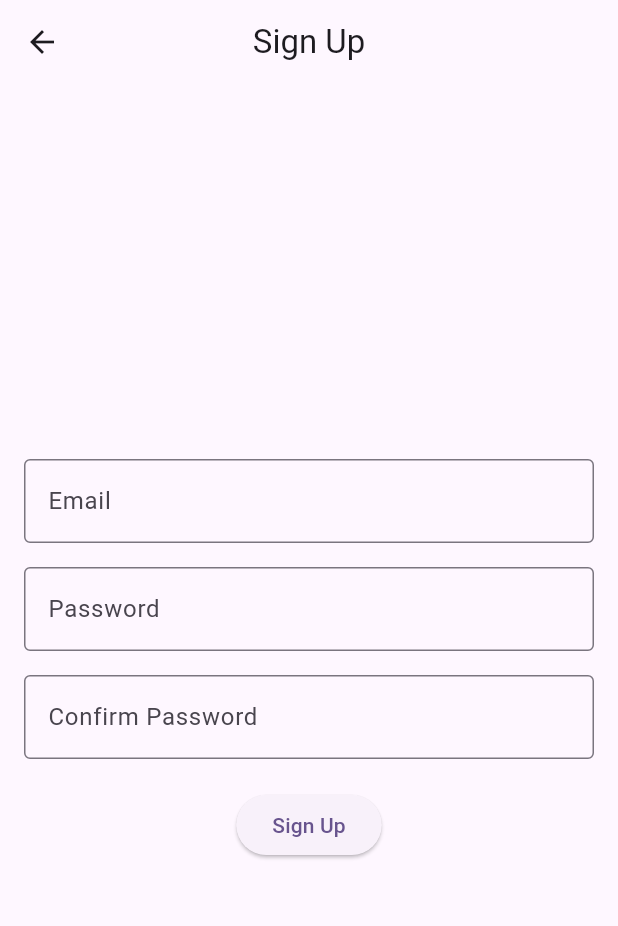
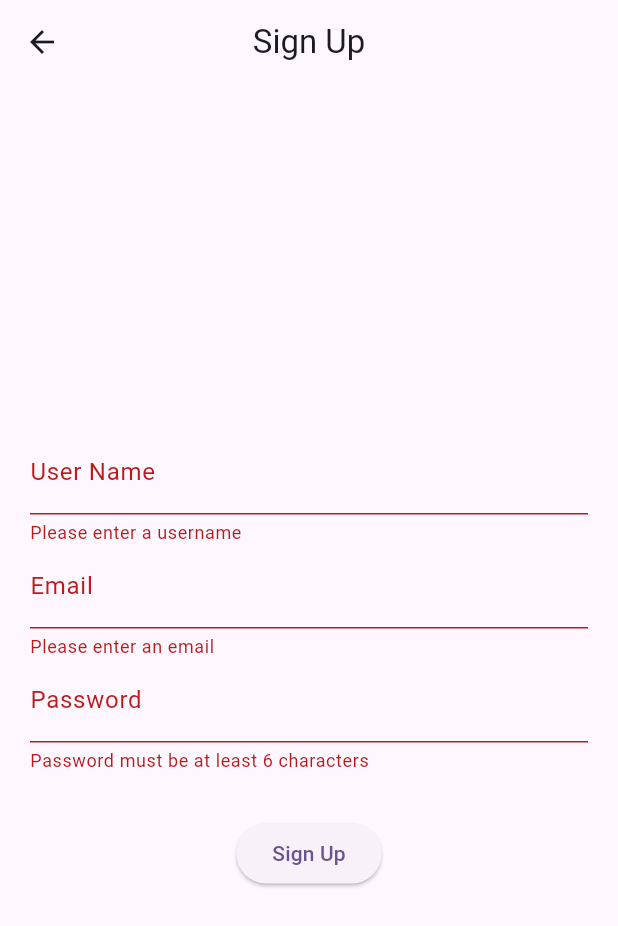
Before and after one commit to an90ass/Wallet-App, a Flutter app: the SignUp screen opened by its route, after a tap on "Sign Up", on a phone screen of 412 x 824 dp. Shown: the top 926 px of the screen. Run offline on Flutter 3.47's test engine with Material 3 defaults, Android fonts, the phone set to English and light mode, and no system bars; our stand-ins replace cloud_firestore, firebase_auth, firebase_core, flutter_riverpod, flutter_svg; accounts and stored records are empty.

Commit message:
Add user creation, sign-in functionality, and fix transaction saving to use displayName, ensuring displayName is set during user creation.

```diff
--- a/wallet/lib/features/auth/views/sign_up.dart
+++ b/wallet/lib/features/auth/views/sign_up.dart
@@ -1,5 +1,9 @@
 import 'package:flutter/material.dart';
+import 'package:flutter_riverpod/flutter_riverpod.dart';
+import 'package:wallet/config/items/app_colors.dart';
 import 'package:wallet/config/routes/route_name.dart';
+import 'package:wallet/features/controller/user_controller.dart';
+import 'package:wallet/features/models/user.dart';
 
 class SignUp extends StatefulWidget {
   @override
@@ -7,9 +11,9 @@ class SignUp extends StatefulWidget {
 }
 
 class _SignUpState extends State<SignUp> {
-  final TextEditingController _emailController = TextEditingController();
-  final TextEditingController _passwordController = TextEditingController();
-  final TextEditingController _confirmPasswordController = TextEditingController();
+  final formKey = GlobalKey<FormState>();
+
+  User user = User(userName: "", password: "", email: "");
 
   @override
   Widget build(BuildContext context) {
@@ -18,46 +22,118 @@ class _SignUpState extends State<SignUp> {
         title: Text('Sign Up'),
         centerTitle: true,
       ),
-      body: Padding(
-        padding: const EdgeInsets.all(16.0),
-        child: Column(
-          mainAxisAlignment: MainAxisAlignment.center,
-          children: [
-            TextField(
-              controller: _emailController,
-              decoration: InputDecoration(
-                labelText: 'Email',
-                border: OutlineInputBorder(),
-              ),
-            ),
-            SizedBox(height: 16.0),
-            TextField(
-              controller: _passwordController,
-              obscureText: true,
-              decoration: InputDecoration(
-                labelText: 'Password',
-                border: OutlineInputBorder(),
-              ),
-            ),
-            SizedBox(height: 16.0),
-            TextField(
-              controller: _confirmPasswordController,
-              obscureText: true,
-              decoration: InputDecoration(
-                labelText: 'Confirm Password',
-                border: OutlineInputBorder(),
-              ),
-            ),
-            SizedBox(height: 20.0),
-            ElevatedButton(
-              onPressed: () {
-                Navigator.pushNamed(context,RouteNames.signUp);
-              },
-              child: Text('Sign Up'),
-            ),
-          ],
+      body: Container(
+        padding: EdgeInsets.all(20.0),
+        child: Form(
+          key: formKey,
+          child: Column(
+            crossAxisAlignment: CrossAxisAlignment.center,
+            mainAxisAlignment: MainAxisAlignment.center,
+            children: [
+              buildUserNameField(),
+              buildEmailField(),
+              buildPasswordField(),
+              // buildConfirmPasswordField(),
+              const SizedBox(height: 30.0,),
+              buildSubmitButton(),
+            ],
+          ),
         ),
       ),
     );
   }
+
+  Widget buildUserNameField() {
+    return TextFormField(
+      decoration: InputDecoration(
+        labelText: "User Name",
+        hintText: "Example: Anas",
+      ),
+     onSaved: (String? value) {
+        user.userName = value!;
+      },
+      validator: (value) {
+        if (value == null || value.isEmpty) {
+          return 'Please enter a username';
+        }
+        return null;
+      },
+    );
+  }
+
+  Widget buildEmailField() {
+    return TextFormField(
+      decoration: InputDecoration(
+        labelText: "Email",
+        hintText: "Example: Anas@gmail.com",
+      ),
+       onSaved: (String? value) {
+        user.email = value!;
+      },
+      validator: (value) {
+        if (value == null || value.isEmpty) {
+          return 'Please enter an email';
+        }
+        return null;
+      },
+    );
+  }
+
+  Widget buildPasswordField() {
+    return TextFormField(
+      decoration: InputDecoration(
+        labelText: "Password",
+        hintText: "Example: 24141",
+      ),
+      obscureText: true,
+       onSaved: (String? value) {
+        user.password = value!;
+
+      },
+      validator: (value) {
+        if (value == null || value.length < 6) {
+          return 'Password must be at least 6 characters';
+        }
+        return null;
+      },
+    );
+  }
+
+
+
+  Widget buildSubmitButton() {
+    return Consumer(
+      builder: (context, ref, child) {
+        final userController = ref.read(userControllerProvider);
+
+        return ElevatedButton(
+          onPressed: () async {
+            if (formKey.currentState!.validate()) {
+              formKey.currentState!.save();
+
+              try {
+                await userController.createUser(
+                  email: user.email,
+                  password: user.password,
+                  userName: user.userName
+                );
+                ScaffoldMessenger.of(context).showSnackBar(SnackBar(
+                  content: Text("User created successfully!"),
+                  backgroundColor: Colors.green,
+                ));
+                Navigator.pushNamed(context, RouteNames.signIn);
+              } catch (e) {
+                print(e);
+                ScaffoldMessenger.of(context).showSnackBar(SnackBar(
+                  content: Text("Error: $e"),
+                  backgroundColor: Colors.red,
+                ));
+              }
+            }
+          },
+          child: Text("Sign Up"),
+        );
+      },
+    );
+  }
 }
--- /dev/null
+++ b/wallet/lib/features/controller/user_controller.dart
@@ -0,0 +1,19 @@
+import 'package:flutter_riverpod/flutter_riverpod.dart';
+import 'package:wallet/features/repository/user_repository.dart';
+
+final userControllerProvider = Provider((ref) => UserController(
+    userRepository: ref.watch(userRepositoryProvider)));
+
+class UserController {
+  final UserRepository userRepository;
+
+  UserController({required this.userRepository});
+
+  Future<void> createUser({required String email, required String password, required String userName}) async {
+    await userRepository.createUser(email: email, password: password, userName: userName);
+  }
+
+  Future<void> signIn({required String email, required String password}) async {
+    await userRepository.signIn(email: email, password: password);
+  }
+}
--- /dev/null
+++ b/wallet/lib/features/models/user.dart
@@ -0,0 +1,7 @@
+class User {
+  String userName;
+  String password;
+  String email;
+
+  User({required this.userName, required this.password, required this.email});
+}
--- /dev/null
+++ b/wallet/lib/features/repository/user_repository.dart
@@ -0,0 +1,66 @@
+import 'package:cloud_firestore/cloud_firestore.dart';
+import 'package:firebase_auth/firebase_auth.dart';
+import 'package:flutter_riverpod/flutter_riverpod.dart';
+
+final userRepositoryProvider = Provider((ref) {
+  final auth = FirebaseAuth.instance;
+  final firestore = FirebaseFirestore.instance;
+  if (firestore == null) {
+    throw Exception("FirebaseFirestore.instance is null");
+  }
+  return UserRepository(auth: auth, firestore: firestore);
+});
+class UserRepository {
+  final FirebaseAuth auth;
+  final FirebaseFirestore firestore;
+
+  UserRepository({required this.auth, required this.firestore});
+
+ Future<void> createUser({
+  required String email,
+  required String password,
+  required String userName,
+}) async {
+  try {
+    UserCredential userCredential = await auth.createUserWithEmailAndPassword(
+      email: email,
+      password: password,
+    );
+
+    // Set the displayName immediately after the user is created
+    await userCredential.user!.updateDisplayName(userName);
+
+print(userCredential.user!.displayName);
+    // Optionally, save other account info
+    await firestore
+        .collection('users')
+        .doc(userName)
+        .collection("Account info")
+        .doc()
+        .set({
+      'uid': userCredential.user!.uid,
+      'email': email,
+      'userName': userName,
+    });
+  } catch (e) {
+    throw Exception("Error creating user: $e");
+  }
+}
+
+
+  Future<void> signIn({required String email, required String password}) async {
+    try {
+      UserCredential userCredential = await auth.signInWithEmailAndPassword(
+        email: email,
+        password: password,
+      );
+
+      await firestore.collection('users').doc(userCredential.user!.uid).set({
+        'uid': userCredential.user!.uid,
+        'email': email,
+      }, SetOptions(merge: true));
+    } catch (e) {
+      throw Exception("Error signing in: ${e.toString()}");
+    }
+  }
+}
```
Also changed, not shown: wallet/lib/features/auth/views/sign_in.dart (+91 -27 lines), wallet/lib/features/home/views/views/home.dart (+12 -1 lines), wallet/lib/features/repository/transaction_repository.dart (+21 -11 lines).
